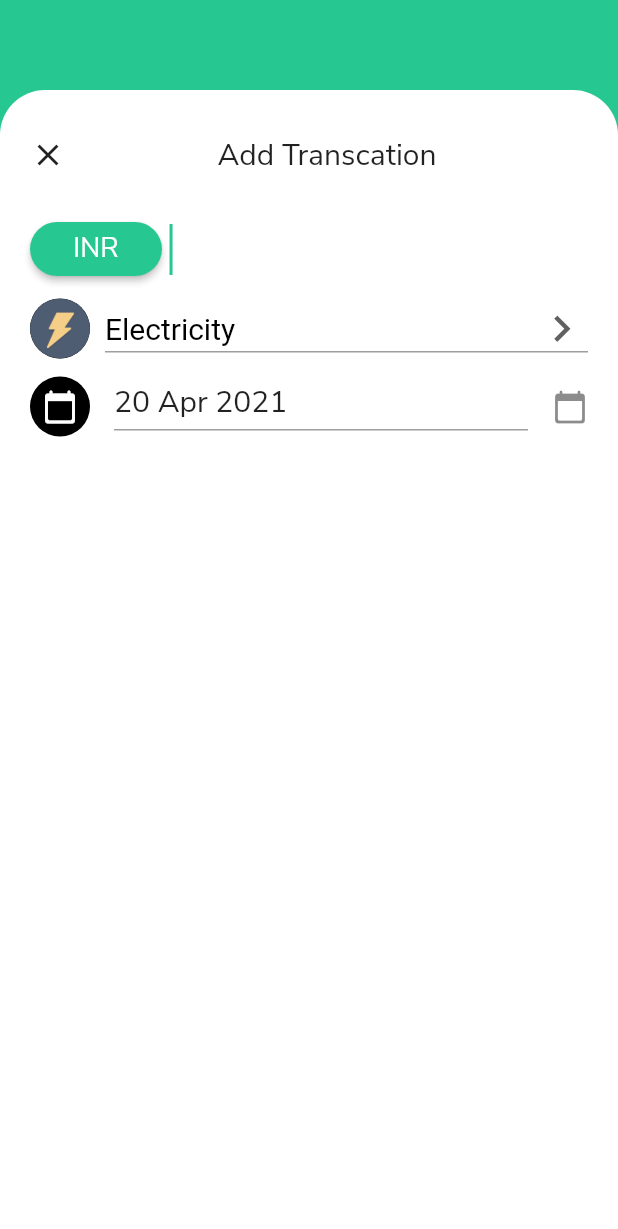
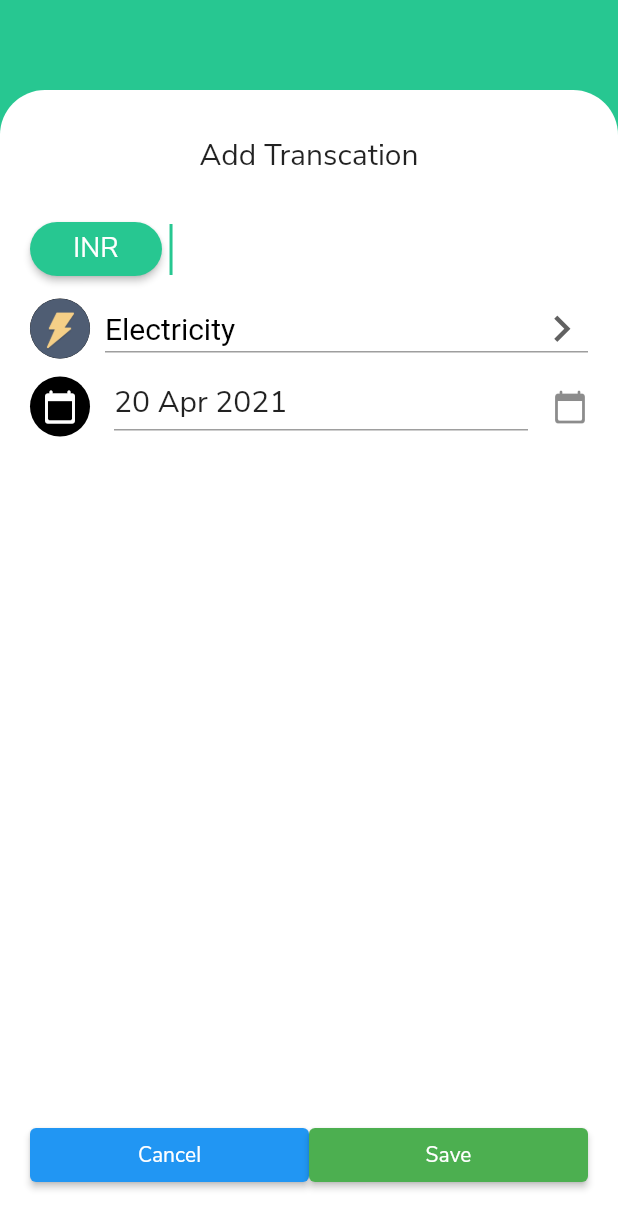
Before and after one commit to keertirajmalik/Pocket-Friend, a Flutter app: the screen it shows after launch, after a tap on the "add" icon, on a phone screen of 412 x 824 dp. Shown: the top 1229 px of the screen. Run offline on Flutter 3.47's test engine with Material 2 defaults, Android fonts, the phone set to English and light mode, and no system bars.

Commit message:
Add save and cancel button in add transaction page (#15)
* added save and cancel button at bottom of screen

* click cancel button to go back

* removed the x button from add transcation page

* added the provider dependency

* added new method add new expense

* added the date to the constructor

* added the provider to add the new expense in home screen

* made expense list private

```diff
--- a/lib/main.dart
+++ b/lib/main.dart
@@ -1,6 +1,8 @@
 import 'package:flutter/material.dart';
 import 'package:flutter/services.dart';
+import 'package:pocket_friend/models/expense_data.dart';
 import 'package:pocket_friend/screens/home_screen.dart';
+import 'package:provider/provider.dart';
 
 void main() {
   runApp(MyApp());
@@ -12,9 +14,12 @@ class MyApp extends StatelessWidget {
   Widget build(BuildContext context) {
     SystemChrome.setSystemUIOverlayStyle(
         const SystemUiOverlayStyle(statusBarColor: Colors.transparent));
-    return MaterialApp(
-      home: HomeScreen(),
-      theme: ThemeData(fontFamily: 'NunitoSans'),
+    return ChangeNotifierProvider(
+      create: (context) => ExpenseData(),
+      child: MaterialApp(
+        home: HomeScreen(),
+        theme: ThemeData(fontFamily: 'NunitoSans'),
+      ),
     );
   }
 }
--- a/lib/models/expense.dart
+++ b/lib/models/expense.dart
@@ -1,5 +1,7 @@
 class Expense {
-  Expense({this.expense, this.amount});
   final String? expense;
   final String? amount;
+  final String? date;
+
+  Expense({this.expense, this.amount, this.date});
 }
--- a/lib/models/expense_data.dart
+++ b/lib/models/expense_data.dart
@@ -1,19 +1,19 @@
+import 'dart:collection';
+
+import 'package:flutter/material.dart';
 import 'package:pocket_friend/models/expense.dart';
 
-class ExpenseData {
+class ExpenseData extends ChangeNotifier {
   final List<String> _expenseTypes = ['Electricity', 'Food & Drinks', 'Home'];
 
-  List<Expense> expenseAmount = [
-    Expense(expense: 'Electricity', amount: '270'),
-    Expense(expense: 'Food & Drinks', amount: '470'),
-    Expense(expense: 'Home', amount: '570'),
-    Expense(expense: 'Home', amount: '570'),
-    Expense(expense: 'Home', amount: '570'),
+  final List<Expense> _expenseAmount = [
+    Expense(expense: 'Electricity', amount: '270', date: '20 Apr 2021'),
+    Expense(expense: 'Food & Drinks', amount: '470', date: '20 Apr 2021'),
   ];
 
   String get totalExpense {
     int totalExpense = 0;
-    for (final expense in expenseAmount) {
+    for (final expense in _expenseAmount) {
       totalExpense += int.parse(expense.amount!);
     }
     return totalExpense.toString();
@@ -22,4 +22,17 @@ class ExpenseData {
   List<String> get expenseTypes {
     return _expenseTypes;
   }
+
+  UnmodifiableListView<Expense> get expenses {
+    return UnmodifiableListView(_expenseAmount);
+  }
+
+  void addExpense(String newExpenseAmount, String newAmount, String newDate) {
+    if (newAmount != "") {
+      _expenseAmount.add(
+          Expense(expense: newExpenseAmount, amount: newAmount, date: newDate));
+    }
+
+    notifyListeners();
+  }
 }
--- a/lib/screens/add_transaction_screen.dart
+++ b/lib/screens/add_transaction_screen.dart
@@ -1,6 +1,7 @@
 import 'package:flutter/material.dart';
 import 'package:intl/intl.dart';
 import 'package:pocket_friend/models/expense_data.dart';
+import 'package:provider/provider.dart';
 
 class AddTransactionScreen extends StatefulWidget {
   @override
@@ -12,6 +13,7 @@ class _AddTransactionScreenState extends State<AddTransactionScreen> {
 
   DateTime selectedDate = DateTime.now();
   String _todayDate = DateFormat('dd MMM y').format(DateTime.now());
+  String newAmount = '';
 
   @override
   Widget build(BuildContext context) {
@@ -33,22 +35,10 @@ class _AddTransactionScreenState extends State<AddTransactionScreen> {
               ),
               child: Column(
                 children: [
-                  Row(
-                    children: [
-                      GestureDetector(
-                        onTap: () {
-                          Navigator.pop(context);
-                        },
-                        child: const Icon(Icons.close),
-                      ),
-                      const Expanded(
-                        child: Text(
+                  const Text(
                     'Add Transcation',
                     textAlign: TextAlign.center,
                     style: TextStyle(fontSize: 20),
-                        ),
-                      ),
-                    ],
                   ),
                   const SizedBox(height: 20.0),
                   Row(
@@ -63,17 +53,19 @@ class _AddTransactionScreenState extends State<AddTransactionScreen> {
                                 TextStyle(color: Colors.white, fontSize: 18.0)),
                       ),
                       const SizedBox(width: 5.0),
-                      const Expanded(
+                      Expanded(
                         child: TextField(
-                          decoration: InputDecoration(
+                            decoration: const InputDecoration(
                               border: InputBorder.none,
                             ),
-                          cursorColor: Color(0xff27c791),
+                            cursorColor: const Color(0xff27c791),
                             autofocus: true,
                             keyboardType: TextInputType.number,
-                          style: TextStyle(
+                            style: const TextStyle(
                                 fontSize: 25.0, fontWeight: FontWeight.bold),
-                        ),
+                            onChanged: (amount) {
+                              newAmount = amount;
+                            }),
                       ),
                     ],
                   ),
@@ -145,6 +137,38 @@ class _AddTransactionScreenState extends State<AddTransactionScreen> {
                       Icons.calendar_today_rounded,
                     ),
                   ),
+                  Expanded(
+                    child: Align(
+                      alignment: Alignment.bottomCenter,
+                      child: Row(
+                        mainAxisAlignment: MainAxisAlignment.center,
+                        children: [
+                          Expanded(
+                            child: ElevatedButton(
+                              onPressed: () {
+                                Navigator.pop(context);
+                              },
+                              child: const Text('Cancel'),
+                            ),
+                          ),
+                          Expanded(
+                            child: ElevatedButton(
+                              onPressed: () {
+                                Provider.of<ExpenseData>(context, listen: false)
+                                    .addExpense(
+                                        dropdownValue, newAmount, _todayDate);
+                                Navigator.pop(context);
+                              },
+                              style: ElevatedButton.styleFrom(
+                                primary: Colors.green, // background
+                              ),
+                              child: const Text('Save'),
+                            ),
+                          ),
+                        ],
+                      ),
+                    ),
+                  )
                 ],
               ),
             ),
--- a/lib/widgets/expense_list.dart
+++ b/lib/widgets/expense_list.dart
@@ -1,22 +1,24 @@
 import 'package:flutter/material.dart';
 import 'package:pocket_friend/models/expense_data.dart';
 import 'package:pocket_friend/widgets/expense_tile.dart';
+import 'package:provider/provider.dart';
 
 class ExpensesList extends StatelessWidget {
   @override
   Widget build(BuildContext context) {
+    return Consumer<ExpenseData>(builder: (context, expenseData, child) {
       return Expanded(
         child: ListView.builder(
           padding: const EdgeInsets.all(10.0),
           itemBuilder: (context, index) {
             return ExpenseTile(
-            expense: ExpenseData().expenseAmount[index].expense,
-            amount: ExpenseData().expenseAmount[index].amount,
-
+              expense: expenseData.expenses[index].expense,
+              amount: expenseData.expenses[index].amount,
             );
           },
-        itemCount: ExpenseData().expenseAmount.length,
+          itemCount: expenseData.expenses.length,
         ),
       );
+    });
   }
 }
--- a/pubspec.yaml
+++ b/pubspec.yaml
@@ -10,13 +10,13 @@ environment:
 
 dependencies:
   cupertino_icons: ^1.0.2
-
   flutter:
     sdk: flutter
   flutter_svg: ^0.21.0-nullsafety.0
   font_awesome_flutter: ^9.0.0-nullsafety
   intl: ^0.17.0
   lint: ^1.5.3
+  provider: ^5.0.0
 
 dev_dependencies:
   flutter_launcher_icons: ^0.9.0
```
Also changed, not shown: pubspec.lock. Lines whose indentation alone changed are shown as unchanged.
